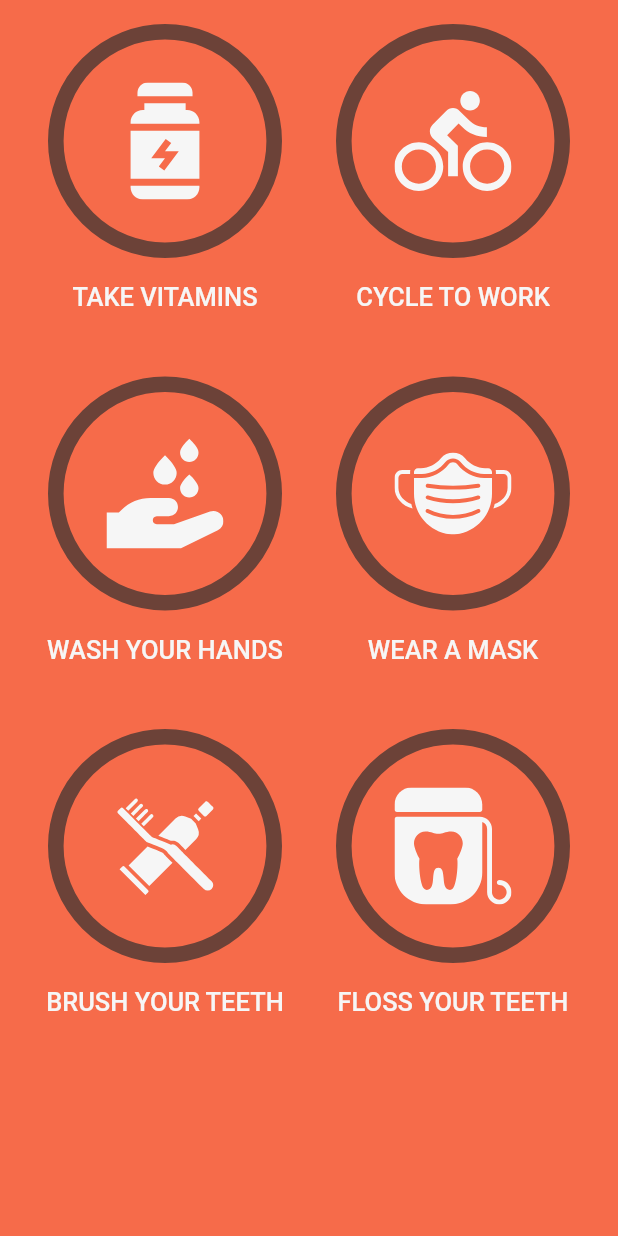
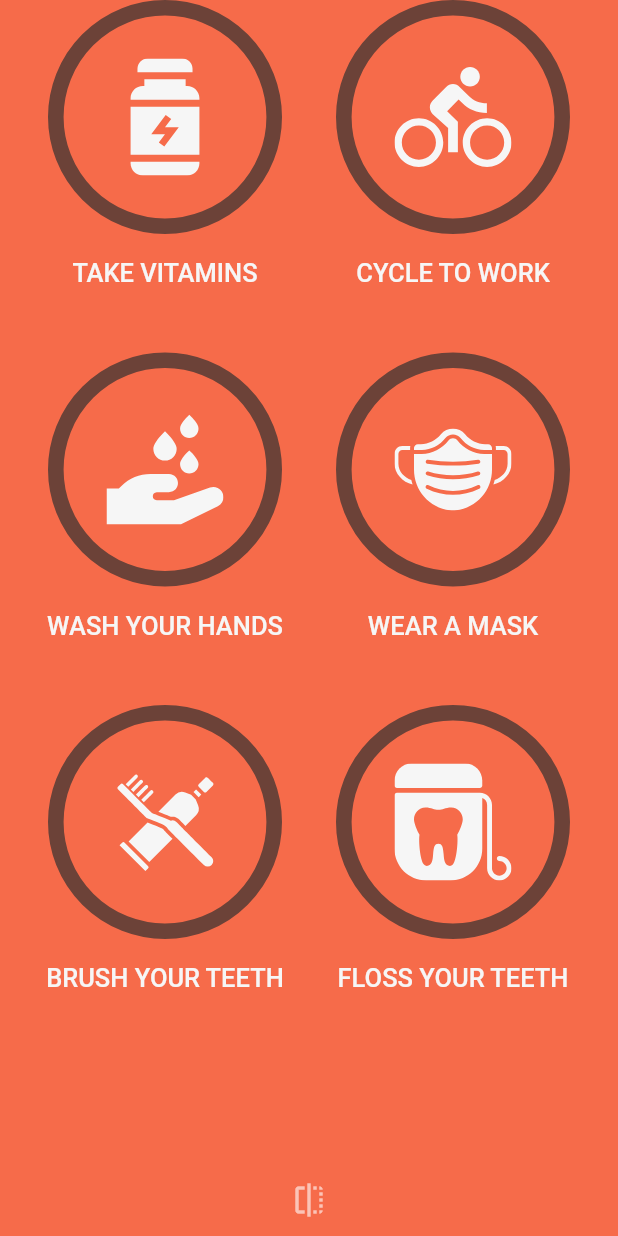
Before and after one commit to isnihal/habit_tracker, a Flutter app: the screen it shows after launch, on a phone screen of 412 x 824 dp. Run offline on Flutter 3.47's test engine with Material 2 defaults, Android fonts, the phone set to English and light mode, and no system bars; our stand-ins replace flutter_riverpod, flutter_svg, hive, hive_flutter, riverpod; accounts and stored records are empty; Roboto replaces fonts that are missing (Helvetica Neue).

Commit message:
[CODE]: PREPARING FOR PAGE FLIP ANIMATION

```diff
--- a/lib/main.dart
+++ b/lib/main.dart
@@ -13,7 +13,7 @@ Future<void> main() async {
   await AppAssets.preloadSVGs();
   final _hiveDatastore = HiveDataStore();
   await _hiveDatastore.init();
-  await _hiveDatastore.addTasks([
+  await _hiveDatastore.addFrontPageTasks([
     Task.create(name: 'Take Vitamins', iconString: AppAssets.vitamins),
     Task.create(name: 'Cycle to Work', iconString: AppAssets.bike),
     Task.create(name: 'Wash Your Hands', iconString: AppAssets.washHands),
@@ -21,6 +21,16 @@ Future<void> main() async {
     Task.create(name: 'Brush Your Teeth', iconString: AppAssets.toothbrush),
     Task.create(name: 'Floss Your Teeth', iconString: AppAssets.dentalFloss),
   ]);
+
+  await _hiveDatastore.addBackPageTasks([
+    Task.create(name: 'Eat a Healthy Meal', iconString: AppAssets.carrot),
+    Task.create(name: 'Walk the Dog', iconString: AppAssets.dog),
+    Task.create(name: 'Do Some Coding', iconString: AppAssets.html),
+    Task.create(name: 'Meditate', iconString: AppAssets.meditation),
+    Task.create(name: 'Do 10 Pushups', iconString: AppAssets.pushups),
+    Task.create(name: 'Sleep 8 Hours', iconString: AppAssets.rest),
+  ]);
+
   runApp(
       ProviderScope(
         overrides: [
@@ -39,6 +49,9 @@ class MyApp extends StatelessWidget {
       debugShowCheckedModeBanner: false,
       theme: ThemeData(
         fontFamily: 'Helvetica Neue',
+        splashColor: Colors.transparent,
+        highlightColor: Colors.transparent,
+        hoverColor: Colors.transparent,
       ),
       home: AppTheme(
         data: AppThemeData.defaultWithSwatch(AppColors.red),
--- a/lib/persistance/hive_data_store.dart
+++ b/lib/persistance/hive_data_store.dart
@@ -9,9 +9,11 @@ import '../models/task.dart';
 
 class HiveDataStore{
 
-  static const _taskBoxName = 'tasks';
+  static const _frontPageTasks = 'front_page_tasks';
+  static const _backPageTasks = 'back_page_tasks';
   static const _taskStateBoxName = 'task_state';
-  late final Box<Task> _taskBox;
+  late final Box<Task> _frontPageTaskBox;
+  late final Box<Task> _backPageTaskBox;
   late final Box<TaskState> _taskStateBox;
 
   Future<void> init() async{
@@ -21,22 +23,35 @@ class HiveDataStore{
     Hive.registerAdapter<Task>(TaskAdapter());
     Hive.registerAdapter<TaskState>(TaskStateAdapter());
     //Open boxes
-   await Hive.openBox<Task>(_taskBoxName);
+    await Hive.openBox<Task>(_frontPageTasks);
+    await Hive.openBox<Task>(_backPageTasks);
     await Hive.openBox<TaskState>(_taskStateBoxName);
     //Assign boxes
-   _taskBox = Hive.box<Task>(_taskBoxName);
+   _frontPageTaskBox = Hive.box<Task>(_frontPageTasks);
+   _backPageTaskBox = Hive.box<Task>(_backPageTasks);
    _taskStateBox = Hive.box<TaskState>(_taskStateBoxName);
   }
 
-  Future<void> addTasks(List<Task> tasks) async {
+  Future<void> addFrontPageTasks(List<Task> tasks) async {
     //_taskBox.clear();
-    if(_taskBox.isEmpty) {
-      await _taskBox.addAll(tasks);
+    if(_frontPageTaskBox.isEmpty) {
+      await _frontPageTaskBox.addAll(tasks);
     }
   }
 
-  ValueListenable<Box<Task>> getTasksBoxListenable() {
-    return Hive.box<Task>(_taskBoxName).listenable();
+  Future<void> addBackPageTasks(List<Task> tasks) async {
+    //_taskBox.clear();
+    if(_backPageTaskBox.isEmpty) {
+      await _backPageTaskBox.addAll(tasks);
+    }
+  }
+
+  ValueListenable<Box<Task>> getFrontPageTasksBoxListenable() {
+    return Hive.box<Task>(_frontPageTasks).listenable();
+  }
+
+  ValueListenable<Box<Task>> getBackPageTasksBoxListenable() {
+    return Hive.box<Task>(_backPageTasks).listenable();
   }
 
   Future<void> setTaskState(Task task,bool completed) async {
--- a/lib/ui/home/home_page.dart
+++ b/lib/ui/home/home_page.dart
@@ -1,4 +1,5 @@
 import 'package:flutter/material.dart';
+import 'package:habit_tracker/ui/home/home_page_bottom_options.dart';
 import 'package:habit_tracker/ui/home/tasks_page.dart';
 import 'package:habit_tracker/ui/theming/app_theme.dart';
 
@@ -8,8 +9,15 @@ class HomePage extends StatelessWidget {
     return Scaffold(
       backgroundColor: AppTheme.of(context).primary,
       body: Padding(
-        padding: const EdgeInsets.symmetric(horizontal: 24,vertical: 16),
-        child: TasksPage()
+        padding: const EdgeInsets.symmetric(horizontal: 24,vertical: 0),
+        child: SafeArea(
+          child: Column(
+            children: [
+              Expanded(child: TasksPage()),
+              HomePageBottomOptions(onFlip: (){})
+            ],
+          ),
+        )
       )
     );
   }
--- /dev/null
+++ b/lib/ui/home/home_page_bottom_options.dart
@@ -0,0 +1,23 @@
+import 'package:flutter/material.dart';
+
+import '../theming/app_theme.dart';
+
+class HomePageBottomOptions extends StatelessWidget {
+
+  final VoidCallback onFlip;
+
+  const HomePageBottomOptions({Key? key,required this.onFlip}) : super(key: key);
+
+  @override
+  Widget build(BuildContext context) {
+    return Row(
+      mainAxisAlignment: MainAxisAlignment.center,
+      children: [
+        IconButton(
+            onPressed: onFlip,
+          icon: Icon(Icons.flip,color: AppTheme.of(context).settingsLabel,),
+        )
+      ],
+    );
+  }
+}
--- a/lib/ui/home/tasks_page.dart
+++ b/lib/ui/home/tasks_page.dart
@@ -17,7 +17,7 @@ class TasksPage extends ConsumerWidget {
     final _hiveDataStore = ref.watch<HiveDataStore>(dataStoreProvider);
 
     return ValueListenableBuilder(
-      valueListenable: _hiveDataStore.getTasksBoxListenable(),
+      valueListenable: _hiveDataStore.getFrontPageTasksBoxListenable(),
       builder: (context,Box<Task> box, widget) {
         return TaskGrid(
           tasks: box.values.toList(),
```
